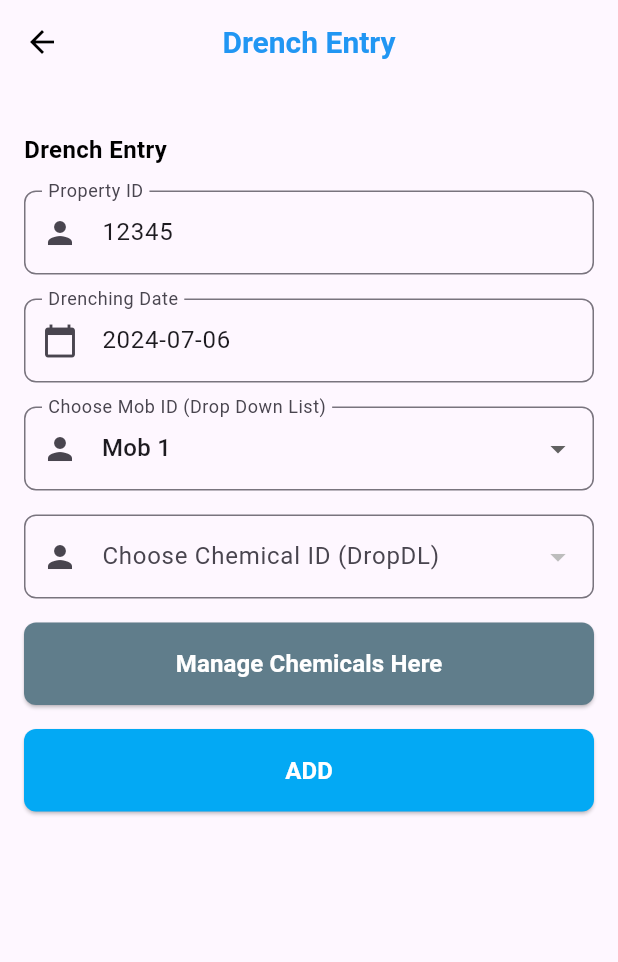
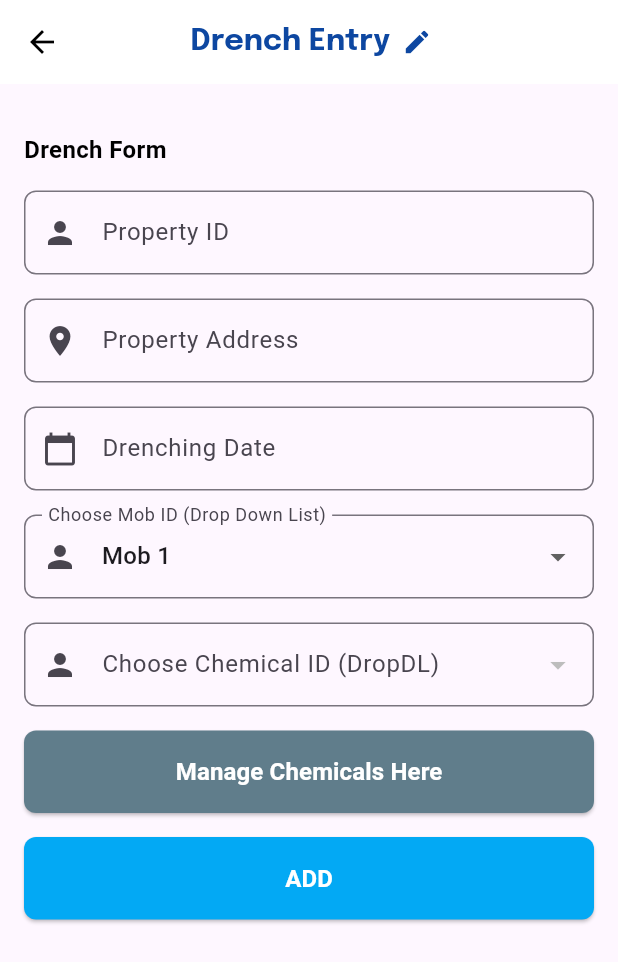
Before and after one commit to mn-nao-ren/drenchmate1017, a Flutter app: the DashboardScreen screen opened by its route, after a tap on "Set up a Drench", on a phone screen of 412 x 824 dp. Shown: the top 962 px of the screen. Run offline on Flutter 3.47's test engine with Material 3 defaults, Android fonts, the phone set to English and light mode, and no system bars; our stand-ins replace cloud_firestore, firebase_auth, firebase_core, google_fonts, modal_progress_hud_nsn; accounts and stored records are empty.

Commit message:
add auto pre-fill functionality to drench setup form

```diff
--- /dev/null
+++ b/lib/business_logic/services/new_drench_state_controller.dart
@@ -0,0 +1,83 @@
+// drench_entry_helpers.dart
+import 'package:flutter/material.dart';
+import 'package:firebase_auth/firebase_auth.dart';
+import 'package:cloud_firestore/cloud_firestore.dart';
+
+Future<void> populateInitialData({
+  required TextEditingController propertyIdController,
+  required TextEditingController propertyAddressController,
+  required TextEditingController dateController,
+  required Function setState,
+  required BuildContext context,
+}) async {
+  try {
+    User? user = FirebaseAuth.instance.currentUser;
+    if (user != null) {
+      String email = user.email!;
+      QuerySnapshot querySnapshot = await FirebaseFirestore.instance
+          .collection('properties')
+          .where('userEmail', isEqualTo: email)
+          .get();
+
+      if (querySnapshot.docs.isNotEmpty) {
+        var propertyInfo = querySnapshot.docs.first.data() as Map<String, dynamic>;
+        String propertyId = querySnapshot.docs.first.id;
+        setState(() {
+          propertyIdController.text = propertyId;
+          propertyAddressController.text = propertyInfo['location'] ?? '';
+          dateController.text = formatDate(DateTime.now());
+        });
+      }
+    }
+  } catch (e) {
+    print('Error fetching user property info: $e');
+    ScaffoldMessenger.of(context).showSnackBar(
+      const SnackBar(content: Text('Error fetching property info')),
+    );
+  }
+}
+
+String formatDate(DateTime date) {
+  return '${date.year}-${date.month.toString().padLeft(2, '0')}-${date.day.toString().padLeft(2, '0')}';
+}
+
+Future<void> selectDate({
+  required BuildContext context,
+  required TextEditingController dateController,
+  required Function setState,
+}) async {
+  final DateTime? picked = await showDatePicker(
+    context: context,
+    initialDate: DateTime.now(),
+    firstDate: DateTime(2000),
+    lastDate: DateTime(2101),
+  );
+  if (picked != null) {
+    setState(() {
+      dateController.text = formatDate(picked);
+    });
+  }
+}
+
+void handleSubmitted({
+  required GlobalKey<FormState> formKey,
+  required TextEditingController propertyIdController,
+  required TextEditingController propertyAddressController,
+  required TextEditingController dateController,
+  required Function setState,
+  required bool autovalidate,
+  required BuildContext context,
+}) {
+  if (formKey.currentState!.validate()) {
+    // Handle form submission, e.g., save data to database
+    print('Form submitted: ${propertyIdController.text}, ${propertyAddressController.text}, ${dateController.text}');
+  } else {
+    // Show validation errors
+    setState(() {
+      autovalidate = true;
+    });
+    ScaffoldMessenger.of(context).showSnackBar(
+      const SnackBar(content: Text('Please fix the errors in red before submitting.')),
+    );
+  }
+}
--- a/lib/presentation/screens/dashboard_view.dart
+++ b/lib/presentation/screens/dashboard_view.dart
@@ -84,6 +84,16 @@ class DashboardScreen extends StatelessWidget {
                   children: [
                     HighlightCard(
                       color: Colors.blueGrey.shade400,
+                      icon: 'assets/weather.png',
+                      title: 'Weather Info',
+                      subtitle: 'Monitored, alerts set',
+                      buttonText: 'placeholder button text',
+                      onButtonPressed: () {
+
+                      },
+                    ),
+                    HighlightCard(
+                      color: Colors.black,
                       icon: 'assets/icon/mob.png',
                       title: 'Mobs Info',
                       subtitle: 'display latest from db',
@@ -94,7 +104,7 @@ class DashboardScreen extends StatelessWidget {
                       },
                     ),
                     HighlightCard(
-                      color: Colors.black,
+                      color: Colors.blue.shade900,
                       icon: 'assets/icon/drench.png',
                       title: "Drench Info",
                       subtitle: 'Upcoming Drenches',
@@ -104,17 +114,17 @@ class DashboardScreen extends StatelessWidget {
                       },
                     ),
                     HighlightCard(
-                      color: Colors.blue.shade900,
+                      color: Colors.blueGrey.shade400,
                       icon: 'assets/icon/property.png',
                       title: 'Property Info',
-                      subtitle: 'Your Mobs and their info',
+                      subtitle: 'Your farm property info',
                       buttonText: 'Set up a Property',
                       onButtonPressed: () {
                         Navigator.pushNamed(context, SetupPropertyScreen.id);
                       },
                     ),
                     HighlightCard(
-                      color: Colors.blueGrey.shade400,
+                      color: Colors.black,
                       icon: 'assets/icon/profile.png',
                       title: 'Profile',
                       subtitle: 'Add, restrict actions',
@@ -128,7 +138,7 @@ class DashboardScreen extends StatelessWidget {
                     // this one is actually for generate report
 
                     HighlightCard(
-                      color: Colors.black,
+                      color: Colors.blue.shade900,
                       icon: 'assets/icon/generate_report.png',
                       title: "Reports",
                       subtitle: 'Backed-up logs for gov', // replace w data display widget soon
@@ -140,7 +150,7 @@ class DashboardScreen extends StatelessWidget {
                     ),
 
                     HighlightCard(
-                      color: Colors.blue.shade900,
+                      color: Colors.blueGrey.shade400,
                       icon: 'assets/icon/property.png',
                       title: 'Manage Products',
                       subtitle: 'Chemical compositions',
--- a/lib/presentation/screens/drench_entry_screen.dart
+++ b/lib/presentation/screens/drench_entry_screen.dart
@@ -1,8 +1,10 @@
 import 'package:flutter/material.dart';
+import 'package:google_fonts/google_fonts.dart';
 import 'package:provider/provider.dart';
 import 'package:drenchmate_2024/business_logic/models/chemical_provider.dart';
 import 'package:cloud_firestore/cloud_firestore.dart';
 import 'chemical_entry_screen.dart';
+import 'package:drenchmate_2024/business_logic/services/new_drench_state_controller.dart';
 
 class DrenchEntryScreen extends StatefulWidget {
   static String id = 'drench_entry_screen';
@@ -13,40 +15,32 @@ class DrenchEntryScreen extends StatefulWidget {
 }
 
 class _DrenchEntryScreenState extends State<DrenchEntryScreen> {
-  final _formKey = GlobalKey<FormState>();
-  final TextEditingController _propertyIdController = TextEditingController(text: '12345');
+  final GlobalKey<FormState> _formKey = GlobalKey<FormState>();
+  final TextEditingController _propertyIdController = TextEditingController();
+  final TextEditingController _propertyAddressController = TextEditingController();
   final TextEditingController _dateController = TextEditingController();
+  // final bool _autovalidate = false;
+
   String _selectedMobId = 'Mob 1';
   String? _selectedChemical;
 
   @override
   void initState() {
     super.initState();
-    _dateController.text = _formatDate(DateTime.now());
-  }
-
-  String _formatDate(DateTime date) {
-    return '${date.year}-${date.month.toString().padLeft(2, '0')}-${date.day.toString().padLeft(2, '0')}';
-  }
-
-  Future<void> _selectDate(BuildContext context) async {
-    final DateTime? picked = await showDatePicker(
-      context: context,
-      initialDate: DateTime.now(),
-      firstDate: DateTime(2000),
-      lastDate: DateTime(2101),
+    populateInitialData(
+        propertyIdController: _propertyIdController,
+        propertyAddressController: _propertyAddressController,
+        dateController: _dateController,
+        setState: setState,
+        context: context
     );
-    if (picked != null && picked != DateTime.now()) {
-      setState(() {
-        _dateController.text = _formatDate(picked);
-      });
-    }
   }
 
   Future<void> _saveDrenchDetails() async {
     if (_formKey.currentState!.validate()) {
       final drenchDetails = {
         'PropertyID': _propertyIdController.text,
+        'PropertyAddress': _propertyAddressController.text, //
         'DrenchingDate': _dateController.text,
         'MobID': _selectedMobId,
         'ChemicalID': _selectedChemical ?? '',
@@ -58,25 +52,18 @@ class _DrenchEntryScreenState extends State<DrenchEntryScreen> {
         const SnackBar(content: Text('Drench Entry Saved')),
       );
 
-      final drenchEntries = await FirebaseFirestore.instance.collection('drench_records').get().then((snapshot) {
-        return snapshot.docs.map((doc) => doc.data()).toList();
-      });
 
-      final currentIndex = drenchEntries.indexWhere((entry) =>
-      entry['PropertyID'] == drenchDetails['PropertyID'] &&
-          entry['DrenchingDate'] == drenchDetails['DrenchingDate'] &&
-          entry['MobID'] == drenchDetails['MobID'] &&
-          entry['ChemicalID'] == drenchDetails['ChemicalID']);
+      // for what?
+      // final drenchEntries = await FirebaseFirestore.instance.collection('drench_records').get().then((snapshot) {
+      //   return snapshot.docs.map((doc) => doc.data()).toList();
+      // });
+      //
+      // final currentIndex = drenchEntries.indexWhere((entry) =>
+      // entry['PropertyID'] == drenchDetails['PropertyID'] &&
+      //     entry['DrenchingDate'] == drenchDetails['DrenchingDate'] &&
+      //     entry['MobID'] == drenchDetails['MobID'] &&
+      //     entry['ChemicalID'] == drenchDetails['ChemicalID']);
 
-      // Navigator.push(
-      //   context,
-      //   MaterialPageRoute(
-      //     builder: (context) => DrenchSummaryScreen(
-      //       drenchEntries: drenchEntries,
-      //       currentIndex: currentIndex,
-      //     ),
-      //   ),
-      // );
     }
   }
 
@@ -86,7 +73,7 @@ class _DrenchEntryScreenState extends State<DrenchEntryScreen> {
 
     return Scaffold(
       appBar: AppBar(
-        backgroundColor: Colors.transparent,
+        backgroundColor: Colors.white,
         elevation: 0,
         leading: IconButton(
           icon: const Icon(Icons.arrow_back, color: Colors.black),
@@ -94,13 +81,23 @@ class _DrenchEntryScreenState extends State<DrenchEntryScreen> {
             Navigator.of(context).pop();
           },
         ),
-        title: const Text(
-          'Drench Entry',
-          style: TextStyle(
-            fontSize: 20,
-            fontWeight: FontWeight.bold,
-            color: Colors.blue,
-          ),
+        title: Row(
+          children: [
+            Text(
+              '           Drench Entry',
+              style: GoogleFonts.epilogue(
+                color: Colors.blue.shade900,
+                fontWeight: FontWeight.bold,
+                fontSize: 20,
+              ),
+            ),
+            const SizedBox(width: 8),
+            Icon(
+              Icons.edit,
+              color: Colors.blue.shade900,
+              size: 20,
+            ),
+          ],
         ),
         centerTitle: true,
       ),
@@ -112,7 +109,7 @@ class _DrenchEntryScreenState extends State<DrenchEntryScreen> {
             children: <Widget>[
               const SizedBox(height: 16),
               const Text(
-                'Drench Entry',
+                'Drench Form',
                 style: TextStyle(
                   fontSize: 16,
                   fontWeight: FontWeight.bold,
@@ -129,8 +126,19 @@ class _DrenchEntryScreenState extends State<DrenchEntryScreen> {
                     borderRadius: BorderRadius.circular(8),
                   ),
                 ),
-                readOnly: true,
               ),
+              const SizedBox(height: 16),
+              TextFormField(
+                controller: _propertyAddressController, // New TextFormField for Property Address
+                decoration: InputDecoration(
+                  labelText: 'Property Address',
+                  prefixIcon: const Icon(Icons.location_on),
+                  border: OutlineInputBorder(
+                    borderRadius: BorderRadius.circular(8),
+                  ),
+                ),
+              ),
+
               const SizedBox(height: 16),
               TextFormField(
                 controller: _dateController,
@@ -141,8 +149,11 @@ class _DrenchEntryScreenState extends State<DrenchEntryScreen> {
                     borderRadius: BorderRadius.circular(8),
                   ),
                 ),
-                readOnly: true,
-                onTap: () => _selectDate(context),
+                onTap: () => selectDate(
+                  context: context,
+                  dateController: _dateController,
+                  setState: setState,
+                ),
               ),
               const SizedBox(height: 16),
               DropdownButtonFormField<String>(
--- a/lib/presentation/screens/email_registration_page.dart
+++ b/lib/presentation/screens/email_registration_page.dart
@@ -179,8 +179,7 @@ class _RegistrationFormState extends State<RegistrationForm> {
                   final newUser = await _auth.createUserWithEmailAndPassword(
                       email: email, password: password);
                   Navigator.pushNamed(context, DashboardScreen.id);
-                                }
-                catch (e) {
+                } catch (e) {
                   // print(e);
                 }
               },
--- a/lib/presentation/screens/setup_property_screen.dart
+++ b/lib/presentation/screens/setup_property_screen.dart
@@ -3,6 +3,7 @@ import 'package:google_fonts/google_fonts.dart';
 import 'package:cloud_firestore/cloud_firestore.dart';
 import 'package:drenchmate_2024/business_logic/services/firestore_service.dart';
 import 'package:drenchmate_2024/business_logic/services/input_validation_service.dart';
+import 'package:drenchmate_2024/business_logic/services/new_drench_state_controller.dart';
 
 
 class SetupPropertyScreen extends StatefulWidget {
--- a/pubspec.yaml
+++ b/pubspec.yaml
@@ -84,6 +84,7 @@ flutter:
      - assets/icon/profile.png
      - assets/icon/generate_report.png
      - assets/round_logo.png
+     - assets/weather.png
 
 
 
```
Also changed, not shown: assets/weather.png (added).
